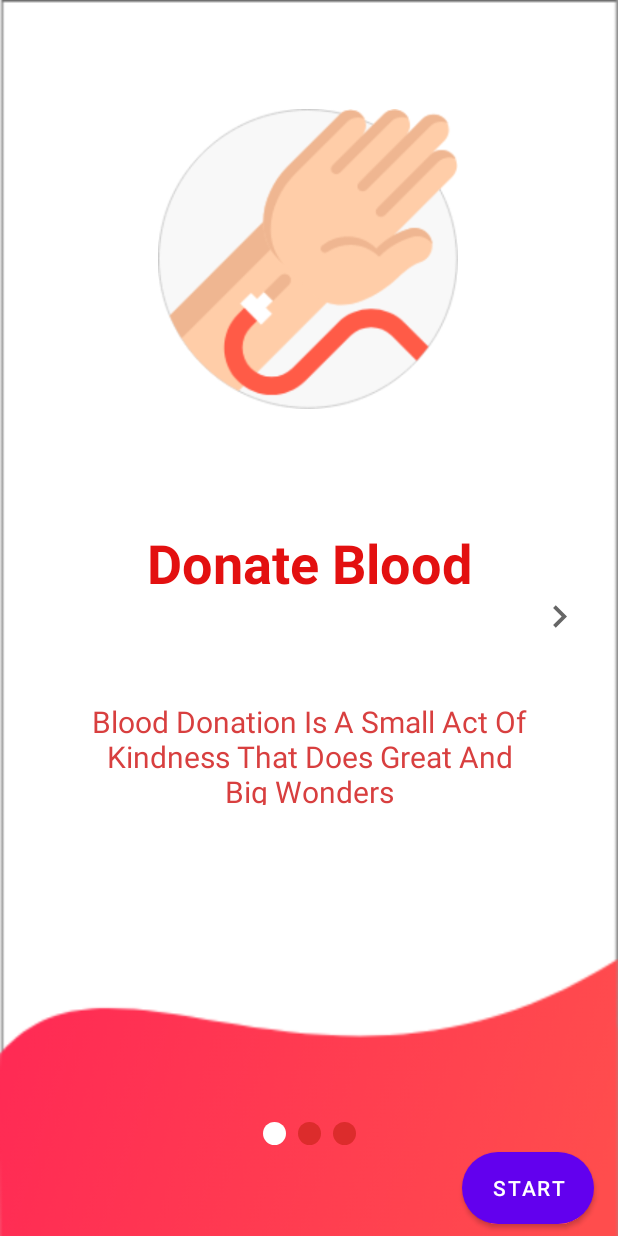
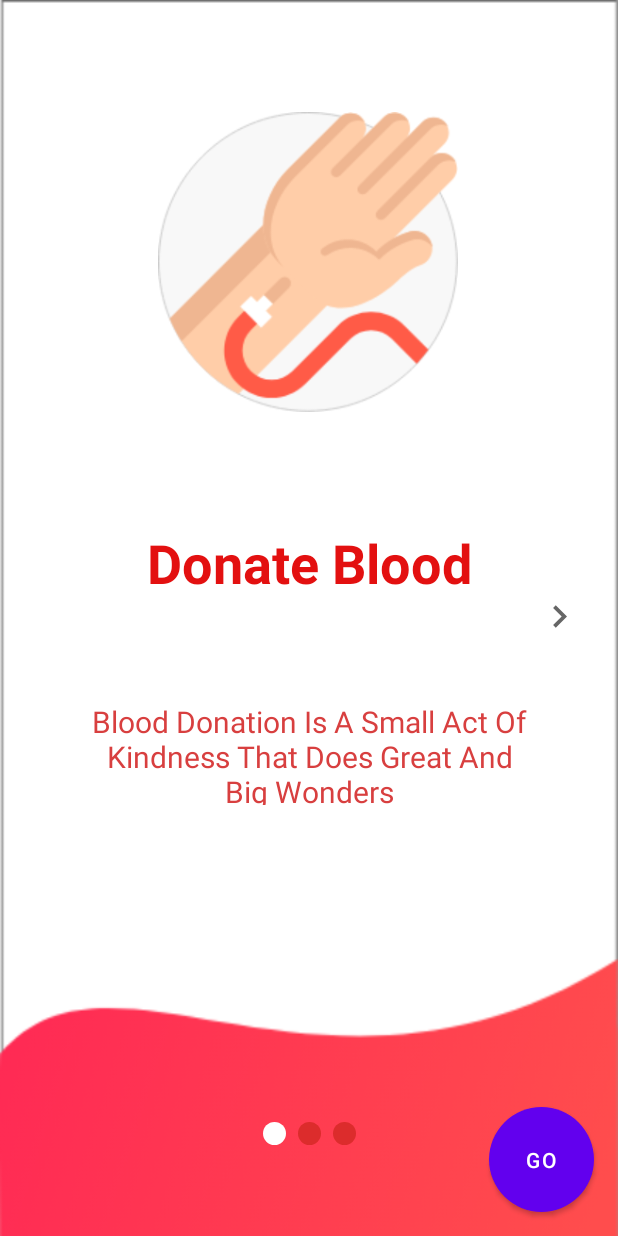
Before and after one commit to aakarshak9/Blood_Donation_Application, an Android app: the screen it shows after launch (OnBoardingScreen), on a phone screen of 412 x 824 dp. Run offline under Robolectric (Android 15) with nearby library versions, the phone set to English and light mode, and no system bars.

Commit message:
2nd commit

```diff
--- a/app/src/main/AndroidManifest.xml
+++ b/app/src/main/AndroidManifest.xml
@@ -9,7 +9,7 @@
         android:roundIcon="@mipmap/ic_launcher_round"
         android:supportsRtl="true"
         android:theme="@style/Theme.BloodDonorApplication">
-        <activity android:name=".Activities.OnBoardingScreen">
+        <activity android:name=".Activities.onBoardScreen.OnBoardingScreen">
 
         </activity>
         <activity android:name=".Activities.SplashScreen">
--- a/app/src/main/java/com/example/blooddonorapplication/Activities/SplashScreen.java
+++ b/app/src/main/java/com/example/blooddonorapplication/Activities/SplashScreen.java
@@ -6,6 +6,7 @@ import android.os.Handler;
 
 import androidx.appcompat.app.AppCompatActivity;
 
+import com.example.blooddonorapplication.Activities.onBoardScreen.OnBoardingScreen;
 import com.example.blooddonorapplication.R;
 
 public class SplashScreen extends AppCompatActivity {
--- a/app/src/main/java/com/example/blooddonorapplication/Activities/OnBoardingScreen.java
+++ b/app/src/main/java/com/example/blooddonorapplication/Activities/onBoardScreen/OnBoardingScreen.java
@@ -1,4 +1,4 @@
-package com.example.blooddonorapplication.Activities;
+package com.example.blooddonorapplication.Activities.onBoardScreen;
 
 import android.content.Intent;
 import android.content.SharedPreferences;
@@ -7,6 +7,7 @@ import android.os.Bundle;
 import androidx.appcompat.app.AppCompatActivity;
 import androidx.viewpager.widget.ViewPager;
 
+import com.example.blooddonorapplication.Activities.MainActivity;
 import com.example.blooddonorapplication.R;
 
 public class OnBoardingScreen extends AppCompatActivity {
--- a/app/src/main/java/com/example/blooddonorapplication/Activities/SlideViewPagerAdapter.java
+++ b/app/src/main/java/com/example/blooddonorapplication/Activities/onBoardScreen/SlideViewPagerAdapter.java
@@ -1,4 +1,4 @@
-package com.example.blooddonorapplication.Activities;
+package com.example.blooddonorapplication.Activities.onBoardScreen;
 
 import android.content.Context;
 import android.content.Intent;
@@ -12,6 +12,7 @@ import android.widget.TextView;
 import androidx.annotation.NonNull;
 import androidx.viewpager.widget.PagerAdapter;
 
+import com.example.blooddonorapplication.Activities.MainActivity;
 import com.example.blooddonorapplication.R;
 
 public class SlideViewPagerAdapter extends PagerAdapter {
@@ -35,7 +36,7 @@ public class SlideViewPagerAdapter extends PagerAdapter {
     @NonNull
     @Override
     public Object instantiateItem(@NonNull ViewGroup container, int position) {
-        LayoutInflater layoutInflater = (LayoutInflater) context.getSystemService(context.LAYOUT_INFLATER_SERVICE);
+        LayoutInflater layoutInflater = (LayoutInflater) context.getSystemService(Context.LAYOUT_INFLATER_SERVICE);
         View view = layoutInflater.inflate(R.layout.slide_screen, container, false);
 
         ImageView logo = view.findViewById(R.id.logo);
--- a/app/src/main/res/drawable/btn_bg.xml
+++ b/app/src/main/res/drawable/btn_bg.xml
@@ -1,5 +1,5 @@
 <?xml version="1.0" encoding="utf-8"?>
-<shape xmlns:android="http://schemas.android.com/apk/res/android">
-    <solid android:color="@color/magenta"/>
-    <corners android:radius="25dp"/>
+<shape xmlns:android="http://schemas.android.com/apk/res/android" android:shape="rectangle">
+    <solid android:color="#FFFFFF"/>
+    <corners android:radius="999dp"/>
 </shape>
--- a/app/src/main/res/layout/activity_on_boarding.xml
+++ b/app/src/main/res/layout/activity_on_boarding.xml
@@ -4,7 +4,7 @@
     xmlns:tools="http://schemas.android.com/tools"
     android:layout_width="match_parent"
     android:layout_height="match_parent"
-    tools:context=".Activities.OnBoardingScreen">
+    tools:context=".Activities.onBoardScreen.OnBoardingScreen">
 
     <androidx.viewpager.widget.ViewPager
         android:id="@+id/viewpager"
--- a/app/src/main/res/layout/slide_screen.xml
+++ b/app/src/main/res/layout/slide_screen.xml
@@ -9,15 +9,15 @@
     <ImageView
         android:id="@+id/logo"
         android:layout_width="200dp"
-        android:layout_height="200dp"
+        android:layout_height="wrap_content"
         android:layout_marginStart="40dp"
         android:layout_marginEnd="40dp"
         app:layout_constraintBottom_toTopOf="@+id/boarding_title"
         app:layout_constraintEnd_toEndOf="parent"
-        app:layout_constraintHorizontal_bias="0.496"
+        app:layout_constraintHorizontal_bias="0.497"
         app:layout_constraintStart_toStartOf="parent"
         app:layout_constraintTop_toTopOf="parent"
-        app:layout_constraintVertical_bias="0.483"
+        app:layout_constraintVertical_bias="0.496"
         tools:srcCompat="@drawable/on_board_one_image" />
 
     <androidx.constraintlayout.widget.Guideline
@@ -62,17 +62,18 @@
 
     <Button
         android:id="@+id/getstartedbtn"
-        android:layout_width="wrap_content"
-        android:layout_height="wrap_content"
-        android:layout_marginStart="16dp"
-        android:layout_marginEnd="16dp"
-        android:layout_marginBottom="8dp"
+        android:layout_width="70dp"
+        android:layout_height="70dp"
+        android:layout_marginEnd="12dp"
+        android:layout_marginBottom="16dp"
         android:background="@drawable/btn_bg"
         android:text="@string/start"
         app:layout_constraintBottom_toBottomOf="parent"
         app:layout_constraintEnd_toEndOf="parent"
-        app:layout_constraintHorizontal_bias="1.0"
-        app:layout_constraintStart_toStartOf="parent" />
+        app:layout_constraintHorizontal_bias="0.956"
+        app:layout_constraintStart_toEndOf="@+id/indi3"
+        app:layout_constraintTop_toBottomOf="@+id/boarding_des_one"
+        app:layout_constraintVertical_bias="1.0" />
 
     <ImageView
         android:id="@+id/indi1"
--- a/app/src/main/res/values/strings.xml
+++ b/app/src/main/res/values/strings.xml
@@ -1,6 +1,5 @@
 <resources>
     <string name="app_name">Blood Bucket</string>
-    <string name="start">Start</string>
     <string name="donor">Donate Blood</string>
     <string name="blood_description">Blood Donation Is A Small Act Of Kindness That Does Great And Big Wonders</string>
     <string name="blood_donator">BLOOD BUCKET</string>
@@ -8,4 +7,5 @@
     <string name="search_description">A single pint can save three lives, a single gesture can create a million smiles </string>
     <string name="save_life">Save Life</string>
     <string name="inspiration_description">The blood is red gold in the time of saving a life</string>
+    <string name="start">GO</string>
 </resources>
```
